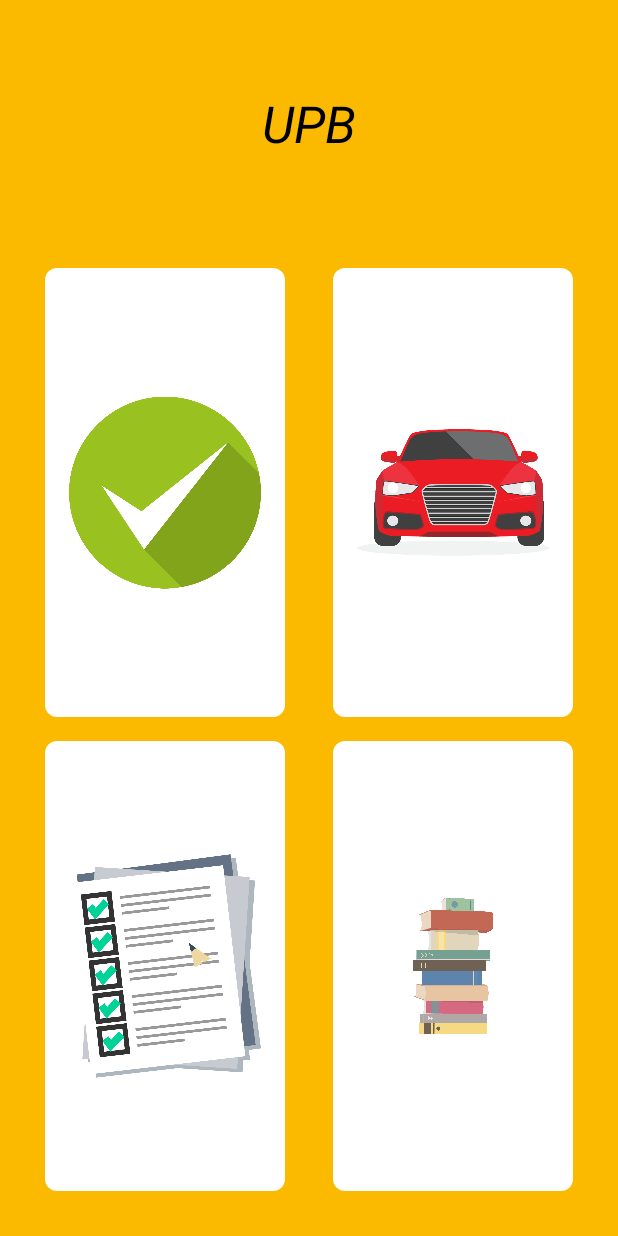
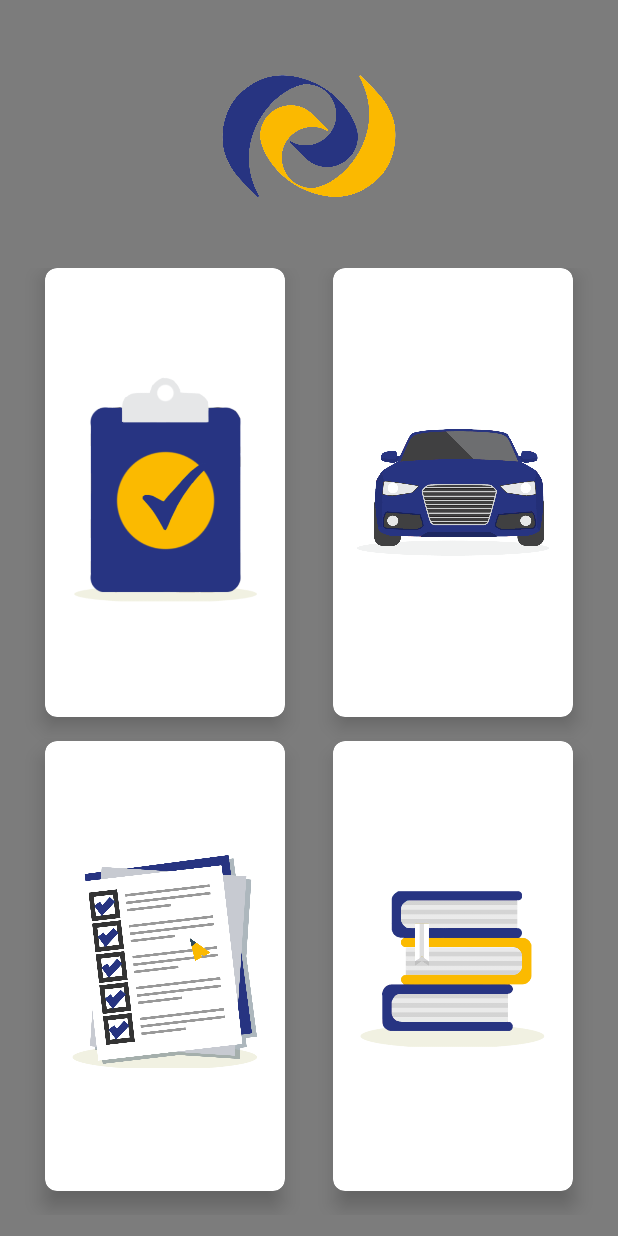
Before and after one commit to CesarIll/Android_Q-A_Q-A, an Android app: the MenuActivity screen opened directly, with no data from a screen before it, on a phone screen of 412 x 824 dp. Run offline under Robolectric (Android 15) with nearby library versions, the phone set to English and light mode, and no system bars.

Commit message:
new images and modified images on menu

```diff
--- a/app/src/main/res/layout/activity_menu.xml
+++ b/app/src/main/res/layout/activity_menu.xml
@@ -5,7 +5,7 @@
     android:layout_width="match_parent"
     android:layout_height="match_parent"
    android:orientation="vertical"
-    android:background="@color/colorPrimary"
+    android:background="@color/colorTransparent"
     android:weightSum="10"
     tools:context=".MenuActivity">
 
@@ -14,15 +14,14 @@
         android:layout_width="match_parent"
         android:layout_height="0dp" >
 
-        <TextView
-            android:id="@+id/TextMenu"
-            android:text="UPB"
-            android:textStyle="italic"
-            android:textSize="34sp"
-            android:layout_centerInParent="true"
-            android:textColor="@android:color/black"
-            android:layout_width="wrap_content"
-            android:layout_height="wrap_content"   />
+        <ImageView
+            android:id="@+id/imageView"
+            android:layout_width="match_parent"
+            android:layout_height="match_parent"
+            android:layout_marginTop="45dp"
+            android:layout_marginBottom="25dp"
+            android:contentDescription="App Logo"
+            app:srcCompat="@drawable/upblogo" />
 
 
         </RelativeLayout>
@@ -61,7 +60,7 @@
                 android:layout_height="wrap_content">
 
                  <ImageView
-                     android:src="@drawable/lista"
+                     android:src="@drawable/asistencia"
                      android:layout_gravity="center_horizontal"
                      android:layout_width="wrap_content"
                      android:layout_height="wrap_content" />
```
Also changed, not shown: app/src/main/res/drawable/asistencia.png, app/src/main/res/drawable/biblioteca.png, app/src/main/res/drawable/examen.png, app/src/main/res/drawable/libros.png (deleted), app/src/main/res/drawable/libros2.png (deleted), app/src/main/res/drawable/parqueo.png, app/src/main/res/drawable/upb_logo.png.
